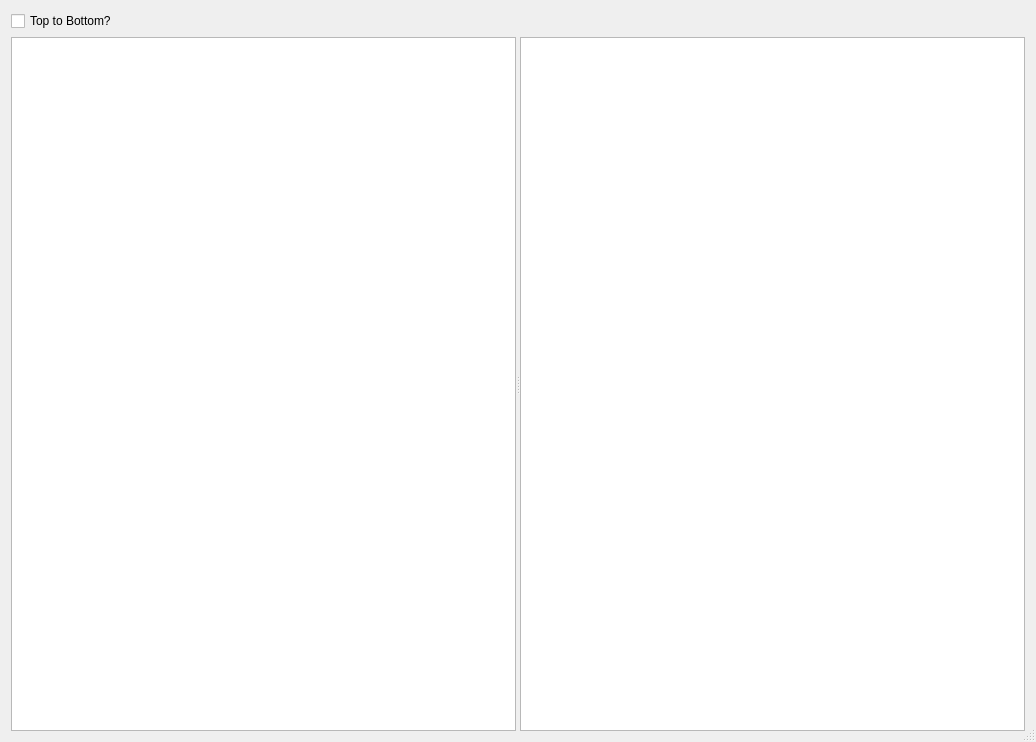
Before: the Qt Designer form src/main/python/ui/pipeline.ui in 3ll3d00d/beqdesigner, drawn with Qt 5.
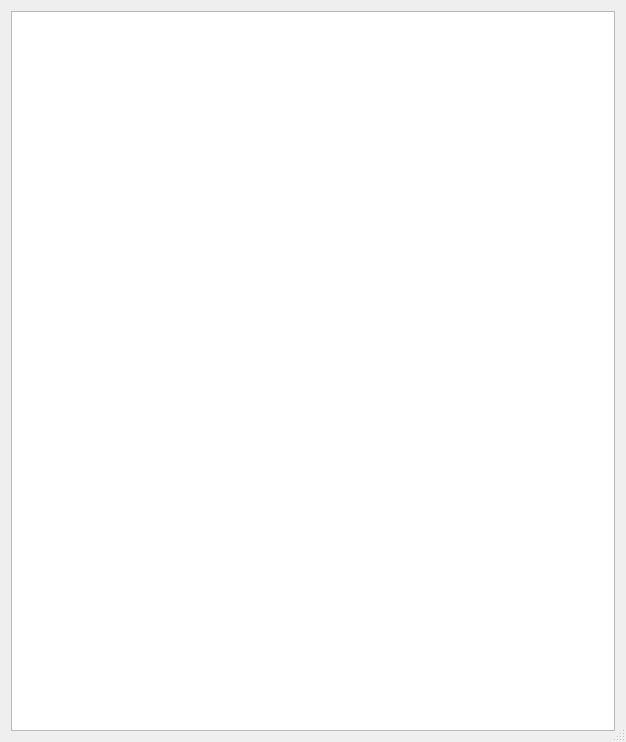
After: the same form once the commit is applied. Custom widgets are drawn as their Qt base class.

What changed in the file:
```diff
--- a/src/main/python/ui/pipeline.ui
+++ b/src/main/python/ui/pipeline.ui
@@ -6,7 +6,7 @@
    <rect>
     <x>0</x>
     <y>0</y>
-    <width>1036</width>
+    <width>626</width>
     <height>742</height>
    </rect>
   </property>
@@ -18,37 +18,10 @@
   </property>
   <layout class="QHBoxLayout" name="horizontalLayout_2">
    <item>
-    <layout class="QVBoxLayout" name="outerLayout">
-     <item>
-      <widget class="QCheckBox" name="direction">
-       <property name="text">
-        <string>Top to Bottom?</string>
-       </property>
-      </widget>
-     </item>
-     <item>
-      <widget class="QSplitter" name="splitter">
-       <property name="lineWidth">
-        <number>1</number>
-       </property>
-       <property name="orientation">
-        <enum>Qt::Horizontal</enum>
-       </property>
-       <widget class="QPlainTextEdit" name="source"/>
-       <widget class="SvgView" name="svgView"/>
-      </widget>
-     </item>
-    </layout>
+    <widget class="QPlainTextEdit" name="source"/>
    </item>
   </layout>
  </widget>
- <customwidgets>
-  <customwidget>
-   <class>SvgView</class>
-   <extends>QGraphicsView</extends>
-   <header>svg</header>
-  </customwidget>
- </customwidgets>
  <resources/>
  <connections/>
 </ui>
```
Left out of the diff: 2 changed lines with no effect on the pictures.
